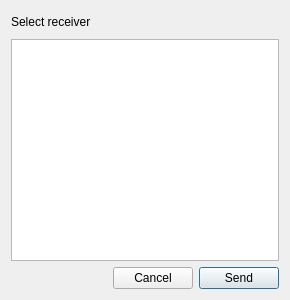
Above: src/receiverselectordialog.ui from abdularis/LAN-Share before the change. Below: the same form after it.
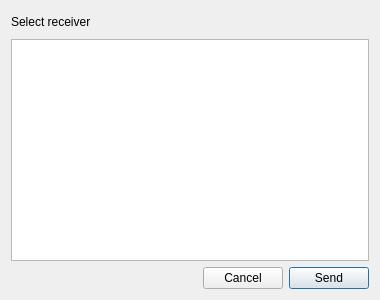
That is the form after the change. Icons and pictures are not drawn.

```diff
--- a/src/receiverselectordialog.ui
+++ b/src/receiverselectordialog.ui
@@ -6,7 +6,7 @@
    <rect>
     <x>0</x>
     <y>0</y>
-    <width>290</width>
+    <width>380</width>
     <height>300</height>
    </rect>
   </property>
@@ -18,13 +18,13 @@
   </property>
   <property name="minimumSize">
    <size>
-    <width>290</width>
+    <width>380</width>
     <height>300</height>
    </size>
   </property>
   <property name="maximumSize">
    <size>
-    <width>290</width>
+    <width>380</width>
     <height>300</height>
    </size>
   </property>
```
